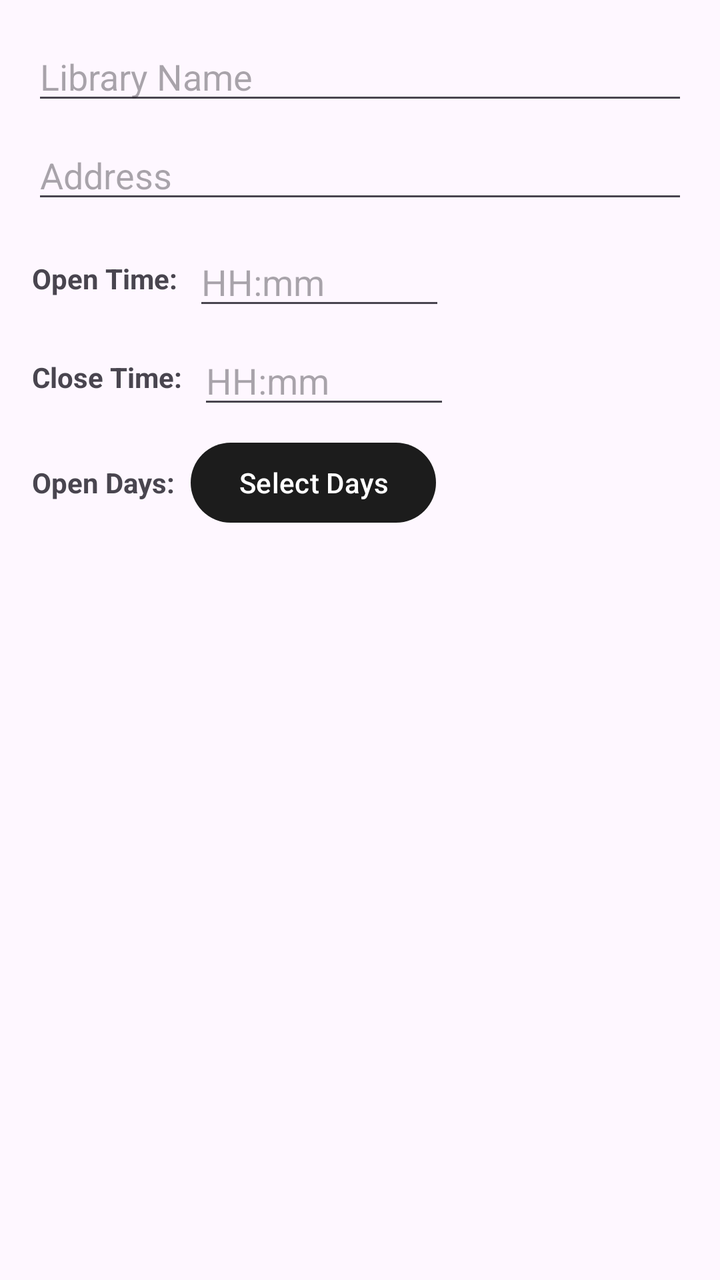
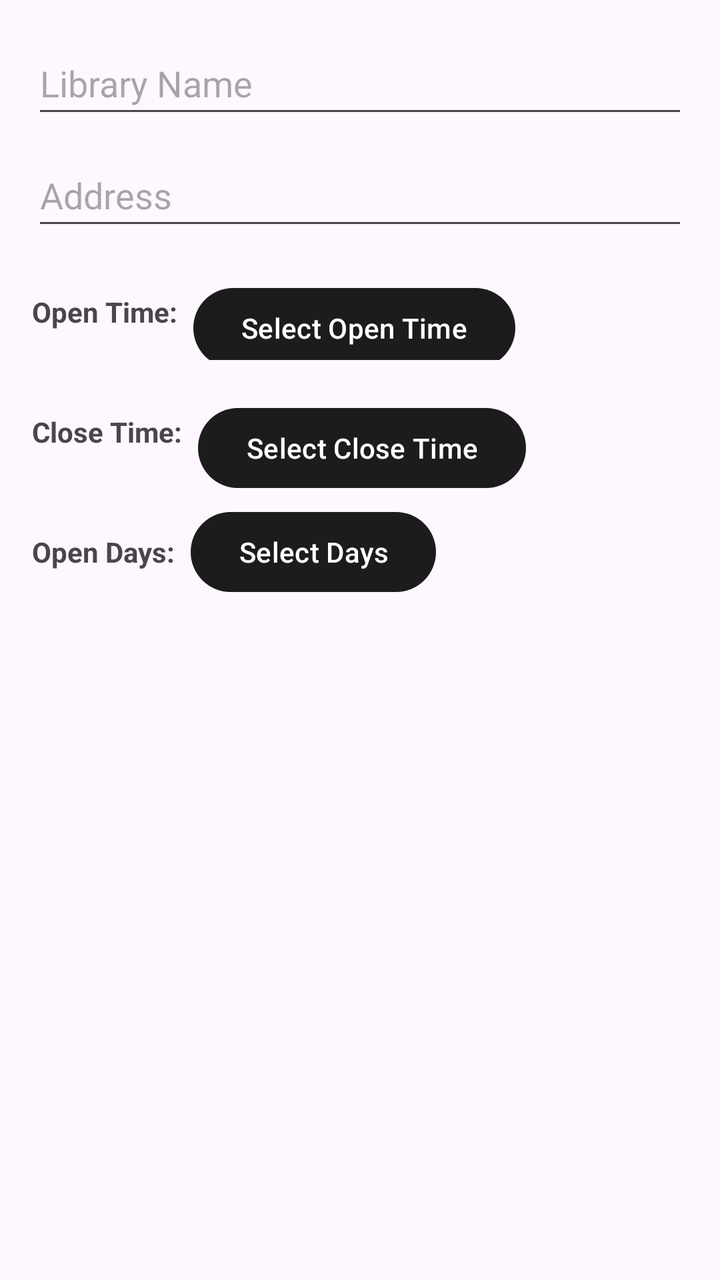

An Android layout rendered at two revisions. The XML below is the earlier revision; the diff shows what the commit changed to produce the second picture.
<!-- AndroidManifest.xml: application theme Theme.DSSMV_ProjectDroid_1230593_1222100_1 -->
<!-- res/layout/dialog_add_library.xml -->
<?xml version="1.0" encoding="utf-8"?>
<LinearLayout xmlns:android="http://schemas.android.com/apk/res/android"
              android:padding="16dp"
              android:orientation="vertical"
              android:layout_width="match_parent"
              android:layout_height="wrap_content">

    <EditText
            android:id="@+id/editTextLibraryName"
            android:layout_width="match_parent"
            android:layout_height="wrap_content"
            android:hint="Library Name"
            android:inputType="textCapWords"
            android:maxLines="1"
            android:imeOptions="actionNext" />

    <EditText
            android:id="@+id/editTextLibraryAddress"
            android:layout_width="match_parent"
            android:layout_height="wrap_content"
            android:hint="Address"
            android:inputType="textPostalAddress"
            android:maxLines="2"
            android:layout_marginTop="8dp" />

    
    <LinearLayout
            android:layout_width="match_parent"
            android:layout_height="wrap_content"
            android:orientation="horizontal"
            android:gravity="center_vertical"
            android:layout_marginTop="12dp">

        <TextView
                android:layout_width="wrap_content"
                android:layout_height="wrap_content"
                android:text="Open Time:"
                android:textStyle="bold"
                android:layout_marginEnd="8dp" />

        <EditText
                android:id="@+id/editTextOpenTime"
                android:layout_width="wrap_content"
                android:layout_height="wrap_content"
                android:hint="HH:mm"
                android:inputType="time"
                android:ems="6" />
    </LinearLayout>

    
    <LinearLayout
            android:layout_width="match_parent"
            android:layout_height="wrap_content"
            android:orientation="horizontal"
            android:gravity="center_vertical"
            android:layout_marginTop="8dp">

        <TextView
                android:layout_width="wrap_content"
                android:layout_height="wrap_content"
                android:text="Close Time:"
                android:textStyle="bold"
                android:layout_marginEnd="8dp" />

        <EditText
                android:id="@+id/editTextCloseTime"
                android:layout_width="wrap_content"
                android:layout_height="wrap_content"
                android:hint="HH:mm"
                android:inputType="time"
                android:ems="6" />
    </LinearLayout>

    
    <LinearLayout
            android:layout_width="match_parent"
            android:layout_height="wrap_content"
            android:orientation="horizontal"
            android:gravity="center_vertical"
            android:layout_marginTop="8dp">

        <TextView
                android:layout_width="wrap_content"
                android:layout_height="wrap_content"
                android:text="Open Days:"
                android:textStyle="bold"
                android:layout_marginEnd="8dp" />

        <Button
                android:id="@+id/btnSelectOpenDays"
                android:layout_width="wrap_content"
                android:layout_height="wrap_content"
                android:text="Select Days" />
    </LinearLayout>

</LinearLayout>
<!-- resources referenced by this layout -->
<resources>
  <style name="Theme.DSSMV_ProjectDroid_1230593_1222100_1" parent="Base.Theme.DSSMV_ProjectDroid_1230593_1222100_1" />
  <style name="Base.Theme.DSSMV_ProjectDroid_1230593_1222100_1" parent="Theme.Material3.DayNight.NoActionBar">
          
          <item name="colorPrimary">#1C1C1C</item> 
  
      </style>
</resources>

<!-- the commit's change to res/layout/dialog_add_library.xml (unified diff, before → after) -->
@@ -8,7 +8,7 @@
     <EditText
             android:id="@+id/editTextLibraryName"
             android:layout_width="match_parent"
-            android:layout_height="wrap_content"
+            android:layout_height="48dp"
             android:hint="Library Name"
             android:inputType="textCapWords"
             android:maxLines="1"
@@ -17,7 +17,7 @@
     <EditText
             android:id="@+id/editTextLibraryAddress"
             android:layout_width="match_parent"
-            android:layout_height="wrap_content"
+            android:layout_height="48dp"
             android:hint="Address"
             android:inputType="textPostalAddress"
             android:maxLines="2"
@@ -26,7 +26,7 @@
     
     <LinearLayout
             android:layout_width="match_parent"
-            android:layout_height="wrap_content"
+            android:layout_height="48dp"
             android:orientation="horizontal"
             android:gravity="center_vertical"
             android:layout_marginTop="12dp">
@@ -38,13 +38,15 @@
                 android:textStyle="bold"
                 android:layout_marginEnd="8dp" />
 
-        <EditText
-                android:id="@+id/editTextOpenTime"
+        <Button
+                android:id="@+id/btnSelectOpenTime"
                 android:layout_width="wrap_content"
-                android:layout_height="wrap_content"
-                android:hint="HH:mm"
-                android:inputType="time"
-                android:ems="6" />
+                android:layout_height="48dp"
+                android:text="Select Open Time"
+                android:layout_marginTop="8dp" />
+
+
+
     </LinearLayout>
 
     
@@ -62,13 +64,14 @@
                 android:textStyle="bold"
                 android:layout_marginEnd="8dp" />
 
-        <EditText
-                android:id="@+id/editTextCloseTime"
+        <Button
+                android:id="@+id/btnSelectCloseTime"
                 android:layout_width="wrap_content"
-                android:layout_height="wrap_content"
-                android:hint="HH:mm"
-                android:inputType="time"
-                android:ems="6" />
+                android:layout_height="48dp"
+                android:text="Select Close Time"
+                android:layout_marginTop="8dp" />
+
+
     </LinearLayout>
 
     
